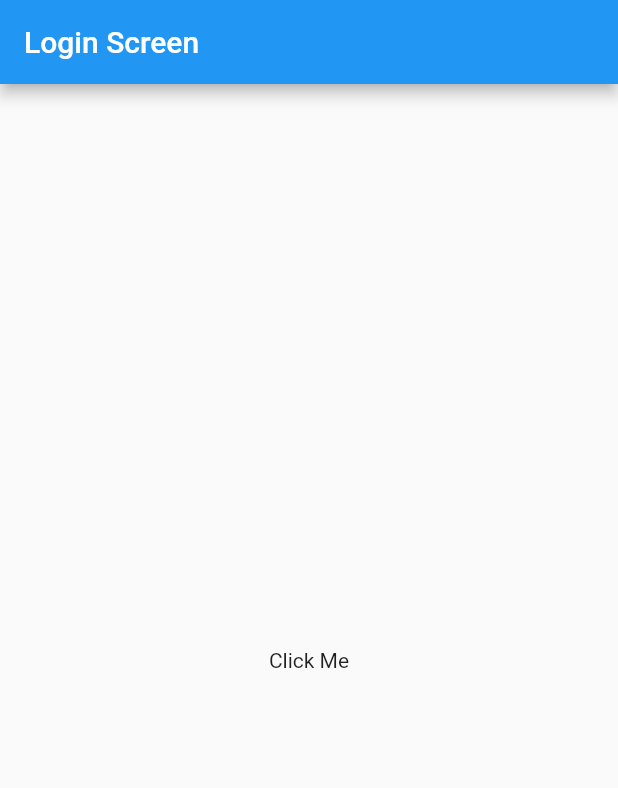
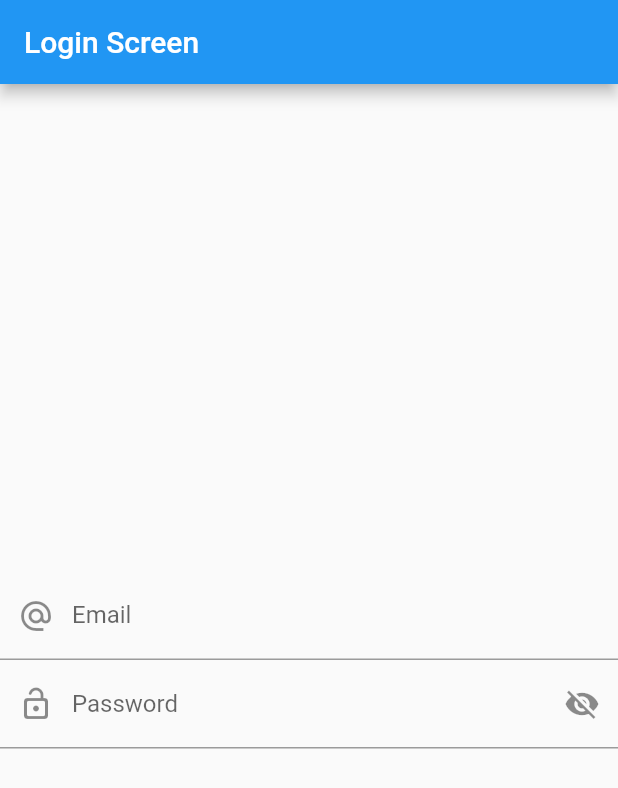
Before and after one commit to FahadMehboob/mvvm, a Flutter app: the screen it shows after launch, on a phone screen of 412 x 824 dp. Shown: the top 788 px of the screen. Run offline on Flutter 3.47's test engine with Material 2 defaults, Android fonts, the phone set to English and light mode, and no system bars; our stand-ins replace another_flushbar.

Commit message:
login view with mvvm

```diff
--- a/lib/main.dart
+++ b/lib/main.dart
@@ -1,7 +1,7 @@
 import 'package:flutter/material.dart';
 import 'package:mvvm/utils/routes/routes.dart';
 import 'package:mvvm/utils/routes/routes_name.dart';
-import 'package:mvvm/view/login_screen.dart';
+import 'package:mvvm/view/login_view.dart';
 
 void main() {
   runApp(const MyApp());
--- a/lib/utils/routes/routes.dart
+++ b/lib/utils/routes/routes.dart
@@ -1,7 +1,7 @@
 import 'package:flutter/material.dart';
 import 'package:mvvm/utils/routes/routes_name.dart';
 import 'package:mvvm/view/home_screen.dart';
-import 'package:mvvm/view/login_screen.dart';
+import 'package:mvvm/view/login_view.dart';
 
 class Routes {
   static Route<dynamic> generateRoute(RouteSettings settings) {
--- a/lib/utils/utils.dart
+++ b/lib/utils/utils.dart
@@ -1,9 +1,17 @@
 import 'package:another_flushbar/flushbar.dart';
 import 'package:another_flushbar/flushbar_route.dart';
 import 'package:flutter/material.dart';
-import 'package:fluttertoast/fluttertoast.dart';
 
 class Utils {
+  static void fieldFocusChange(
+    BuildContext context,
+    FocusNode currentFocus,
+    FocusNode nextFocus,
+  ) {
+    currentFocus.unfocus();
+    FocusScope.of(context).requestFocus(nextFocus);
+  }
+
   static void FlushBarErrorMessage(String message, BuildContext context) {
     showFlushbar(
         context: context,
--- a/lib/view/login_screen.dart
+++ /dev/null
@@ -1,36 +0,0 @@
-import 'package:flutter/material.dart';
-import 'package:mvvm/utils/routes/routes_name.dart';
-import 'package:mvvm/utils/utils.dart';
-import 'package:mvvm/view/home_screen.dart';
-
-class LoginScreen extends StatefulWidget {
-  const LoginScreen({super.key});
-
-  @override
-  State<LoginScreen> createState() => _LoginScreenState();
-}
-
-class _LoginScreenState extends State<LoginScreen> {
-  @override
-  Widget build(BuildContext context) {
-    return Scaffold(
-      appBar: AppBar(
-        title: const Text("Login Screen"),
-      ),
-      body: Column(
-        mainAxisAlignment: MainAxisAlignment.center,
-        crossAxisAlignment: CrossAxisAlignment.center,
-        children: [
-          Center(
-            child: InkWell(
-              onTap: () {
-                Utils.FlushBarErrorMessage("No nternet Connection", context);
-              },
-              child: const Text("Click Me"),
-            ),
-          ),
-        ],
-      ),
-    );
-  }
-}
--- /dev/null
+++ b/lib/view/login_view.dart
@@ -0,0 +1,72 @@
+import 'package:flutter/material.dart';
+import 'package:mvvm/utils/routes/routes_name.dart';
+import 'package:mvvm/utils/utils.dart';
+import 'package:mvvm/view/home_screen.dart';
+
+class LoginScreen extends StatefulWidget {
+  const LoginScreen({super.key});
+
+  @override
+  State<LoginScreen> createState() => _LoginScreenState();
+}
+
+class _LoginScreenState extends State<LoginScreen> {
+  ValueNotifier<bool> _obsecurePassword = ValueNotifier<bool>(true);
+  final TextEditingController _emailController = TextEditingController();
+  final TextEditingController _passwordController = TextEditingController();
+
+  FocusNode emailFocusNode = FocusNode();
+  FocusNode passwordFocusNode = FocusNode();
+  @override
+  Widget build(BuildContext context) {
+    return Scaffold(
+      appBar: AppBar(
+        title: const Text("Login Screen"),
+      ),
+      body: Column(
+        mainAxisAlignment: MainAxisAlignment.center,
+        crossAxisAlignment: CrossAxisAlignment.center,
+        children: [
+          TextFormField(
+            controller: _emailController,
+            focusNode: emailFocusNode,
+            keyboardType: TextInputType.emailAddress,
+            decoration: const InputDecoration(
+              hintText: "Email",
+              labelText: "Email",
+              prefixIcon: Icon(Icons.alternate_email),
+            ),
+            onFieldSubmitted: (value) {
+              Utils.fieldFocusChange(
+                  context, emailFocusNode, passwordFocusNode);
+            },
+          ),
+          ValueListenableBuilder(
+            valueListenable: _obsecurePassword,
+            builder: (context, value, child) {
+              return TextFormField(
+                focusNode: passwordFocusNode,
+                controller: _passwordController,
+                obscureText: _obsecurePassword.value,
+                obscuringCharacter: "*",
+                decoration: InputDecoration(
+                  hintText: "Password",
+                  labelText: "Password",
+                  prefixIcon: Icon(Icons.lock_open_rounded),
+                  suffixIcon: InkWell(
+                    onTap: () {
+                      _obsecurePassword.value = !_obsecurePassword.value;
+                    },
+                    child: Icon(_obsecurePassword.value
+                        ? Icons.visibility_off
+                        : Icons.visibility),
+                  ),
+                ),
+              );
+            },
+          )
+        ],
+      ),
+    );
+  }
+}
```
